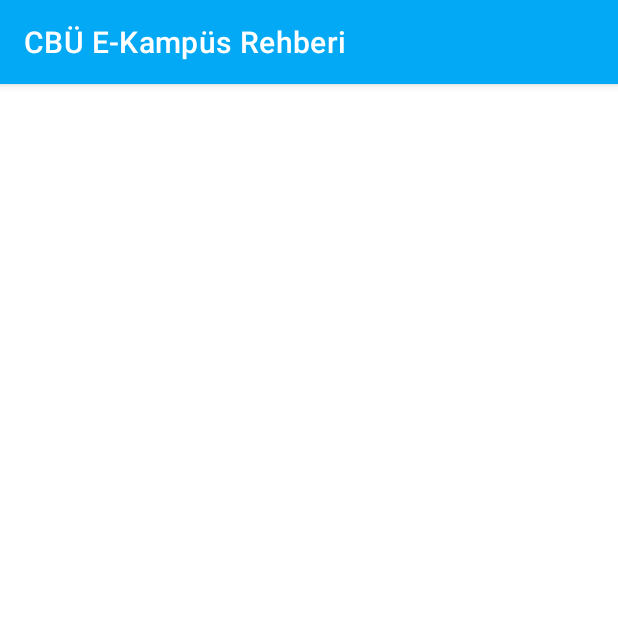
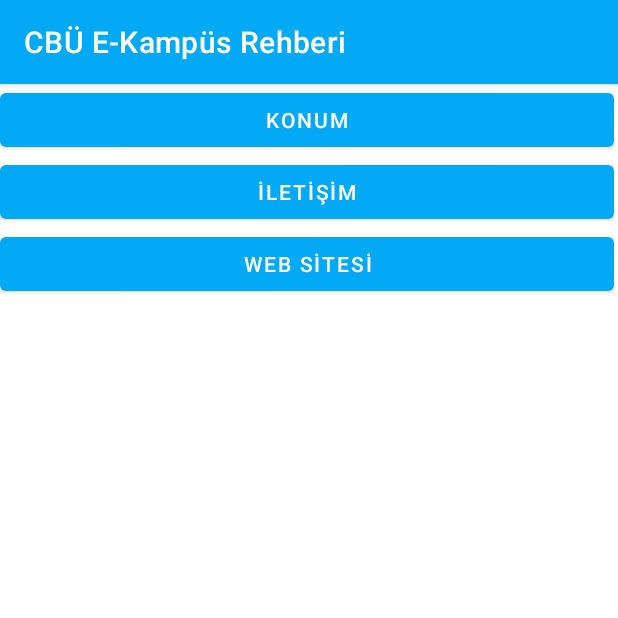
Before and after one commit to Anil3590/cbubitirmeprojesi, an Android app: the muhfakgenel screen opened directly, with no data from a screen before it, on a phone screen of 412 x 824 dp, the top half of it. Run offline under Robolectric (Android 15) with nearby library versions, the phone set to English and light mode, and no system bars.

Commit message:
mühendislik menüsü güncellendi.

```diff
--- a/app/src/main/AndroidManifest.xml
+++ b/app/src/main/AndroidManifest.xml
@@ -18,6 +18,9 @@
         android:roundIcon="@drawable/cbu_icon_launcher_round"
         android:supportsRtl="true"
         android:theme="@style/Theme.BitirmeProjesi">
+        <activity
+            android:name=".iktisatgenel"
+            android:exported="false" />
         <activity
             android:name=".muhfakgenel"
             android:exported="false" />
--- a/app/src/main/java/com/example/bitirmeprojesi/Nereye.java
+++ b/app/src/main/java/com/example/bitirmeprojesi/Nereye.java
@@ -17,4 +17,8 @@
         Intent intent = new Intent(getApplicationContext(), muhfakgenel.class);
         startActivity(intent);
     }
+    public void iktisatgenel(View view) {
+        Intent intent = new Intent(getApplicationContext(), iktisatgenel.class);
+        startActivity(intent);
+    }
 }
--- a/app/src/main/java/com/example/bitirmeprojesi/muhfakgenel.java
+++ b/app/src/main/java/com/example/bitirmeprojesi/muhfakgenel.java
@@ -2,13 +2,18 @@
 
 import androidx.appcompat.app.AppCompatActivity;
 
+import android.content.Intent;
 import android.os.Bundle;
+import android.view.View;
 
-public class muhfakgenel extends AppCompatActivity {
+    public class muhfakgenel extends AppCompatActivity {
 
     @Override
     protected void onCreate(Bundle savedInstanceState) {
         super.onCreate(savedInstanceState);
         setContentView(R.layout.activity_muhfakgenel);
     }
+        public void muhendislik(View view) {
+            Intent intent = new Intent(getApplicationContext(), muhendislik.class);
+            startActivity(intent);}
 }
--- a/app/src/main/res/layout/activity_muhfakgenel.xml
+++ b/app/src/main/res/layout/activity_muhfakgenel.xml
@@ -6,4 +6,30 @@
     android:layout_height="match_parent"
     tools:context=".muhfakgenel">
 
+    <LinearLayout
+        android:layout_width="409dp"
+        android:layout_height="601dp"
+        android:orientation="vertical"
+        tools:layout_editor_absoluteX="1dp"
+        tools:layout_editor_absoluteY="1dp">
+
+        <Button
+            android:id="@+id/button4"
+            android:layout_width="match_parent"
+            android:layout_height="wrap_content"
+            android:text="KONUM"
+            android:onClick="muhendislik"/>
+
+        <Button
+            android:id="@+id/button5"
+            android:layout_width="match_parent"
+            android:layout_height="wrap_content"
+            android:text="İLETİŞİM" />
+
+        <Button
+            android:id="@+id/button6"
+            android:layout_width="match_parent"
+            android:layout_height="wrap_content"
+            android:text="WEB SİTESİ" />
+    </LinearLayout>
 </androidx.constraintlayout.widget.ConstraintLayout>
--- a/app/src/main/res/layout/activity_nereye.xml
+++ b/app/src/main/res/layout/activity_nereye.xml
@@ -29,6 +29,7 @@
             android:scaleType="fitXY"
             app:layout_column="1"
             app:layout_row="0"
+            android:onClick="iktisatgenel"
             app:srcCompat="@drawable/pngtreerising_financial_economy_5427823" />
 
         <TextView
```
Also changed, not shown: app/src/main/java/com/example/bitirmeprojesi/iktisatgenel.java (added, +20 -0 lines), app/src/main/res/layout/activity_iktisatgenel.xml (added, +9 -0 lines).
